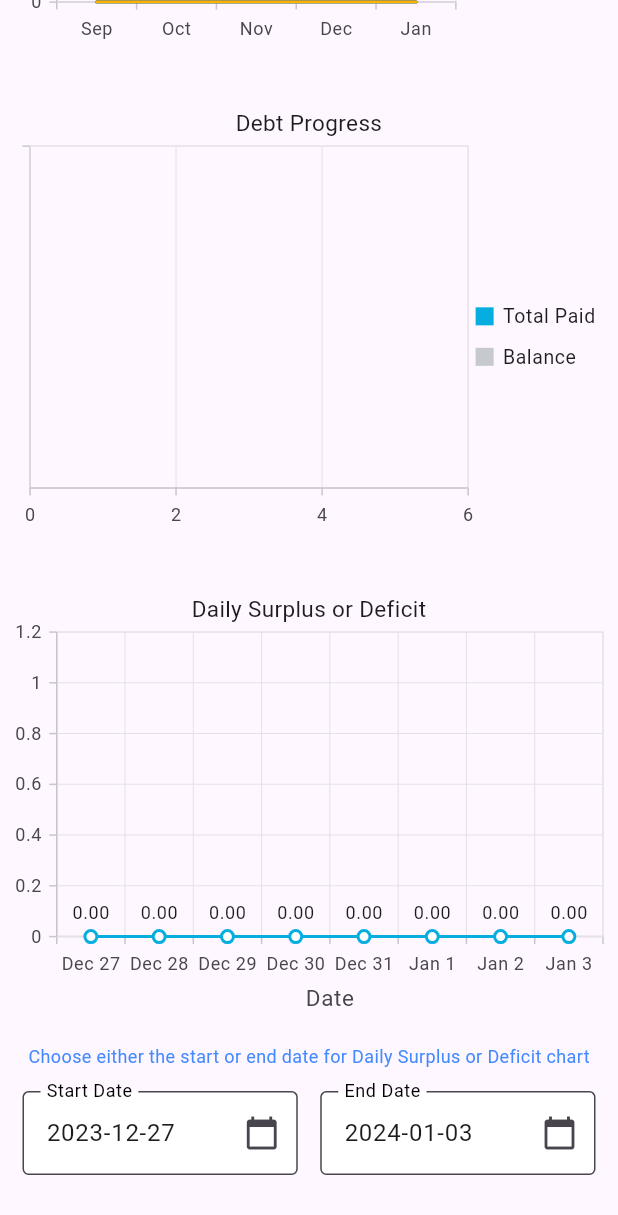
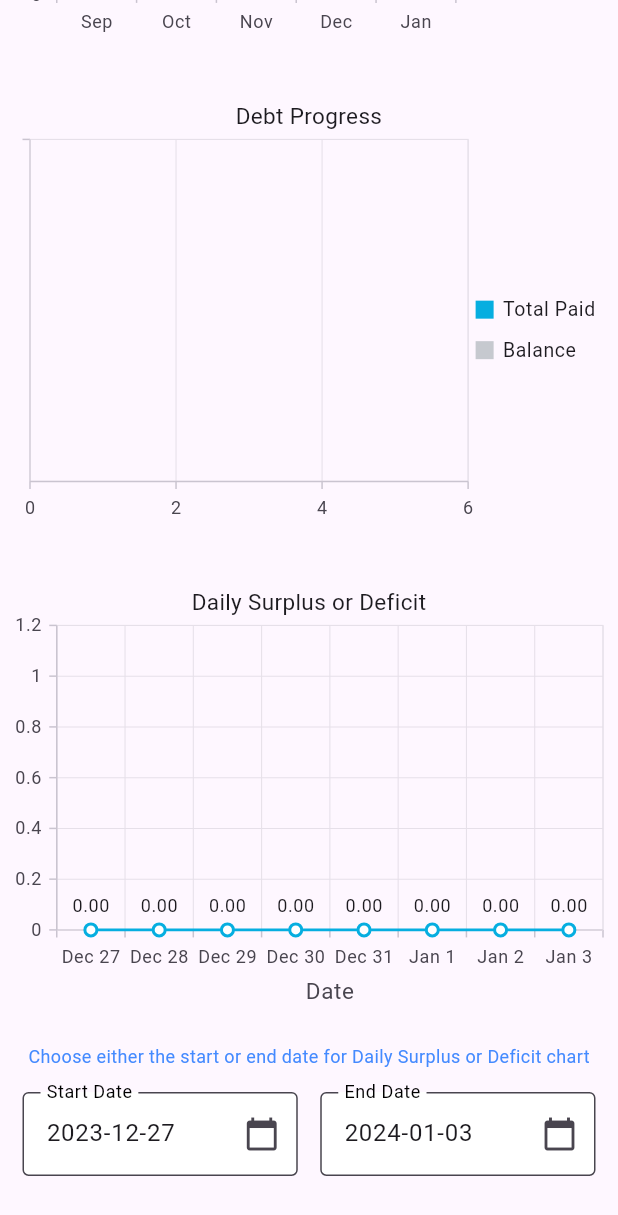
Before and after one commit to yiwan-21/FYP-Financial-app, a Flutter app: the Analytics screen opened directly, scrolled down 1152 dp, on a phone screen of 412 x 824 dp. Shown: the top 1215 px of the screen. Run offline on Flutter 3.47's test engine with Material 3 defaults, Android fonts, the phone set to English and light mode, and no system bars; drawn by our look-alikes of showcaseview; our stand-ins replace cloud_firestore, convex_bottom_bar, firebase_auth, firebase_core, firebase_messaging, firebase_storage and 3 more; accounts and stored records are empty; network calls fail.

Commit message:
fix style daily surplus chart

```diff
--- a/lib/components/daily_surplus_chart.dart
+++ b/lib/components/daily_surplus_chart.dart
@@ -121,14 +121,15 @@
             }
           },
         ),
-        const SizedBox(height: 10),
-        const Text(
-            'Choose either the start or end date for Daily Surplus or Deficit chart',
-            style: TextStyle(
-              color: Colors.blueAccent,
-              fontSize: 12,
-            )),
-        const SizedBox(height: 15),
+        const Padding(
+          padding: EdgeInsets.symmetric(vertical: 15, horizontal: 10),
+          child: Text(
+              'Choose either the start or end date for Daily Surplus or Deficit chart',
+              style: TextStyle(
+                color: Colors.blueAccent,
+                fontSize: 12,
+              )),
+        ),
         Form(
             key: _formKey,
             child: Row(
```
